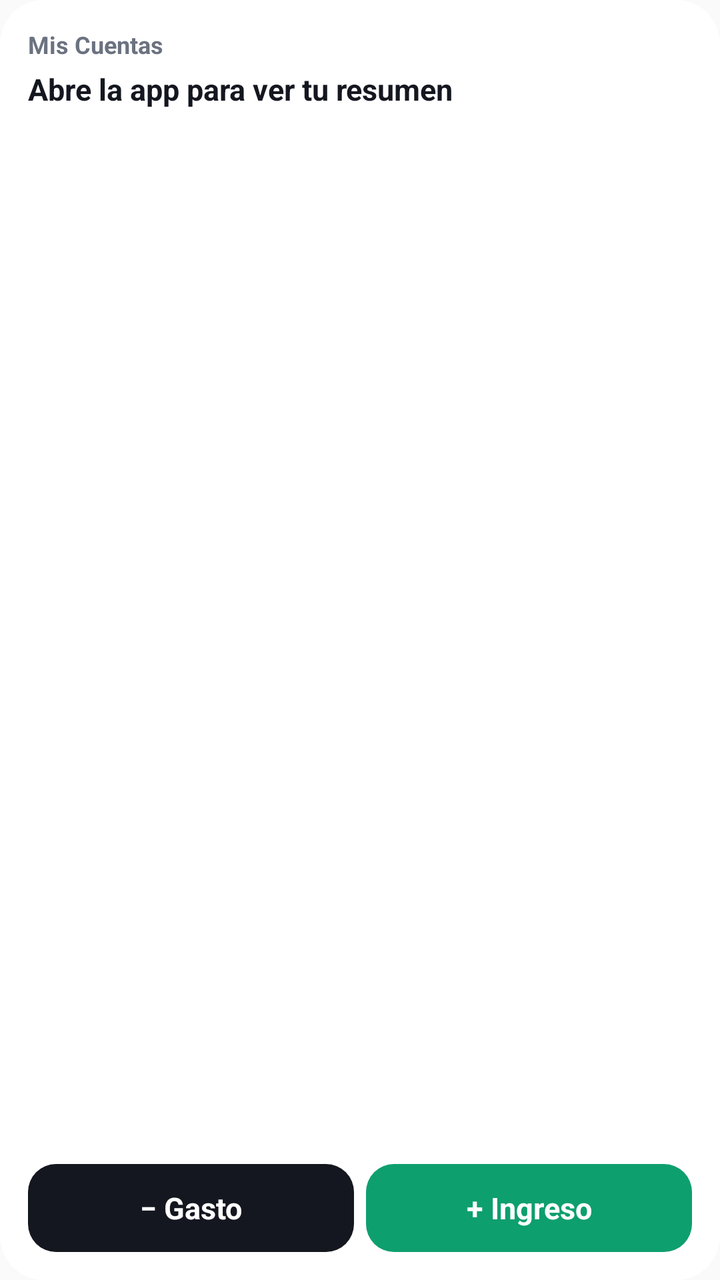
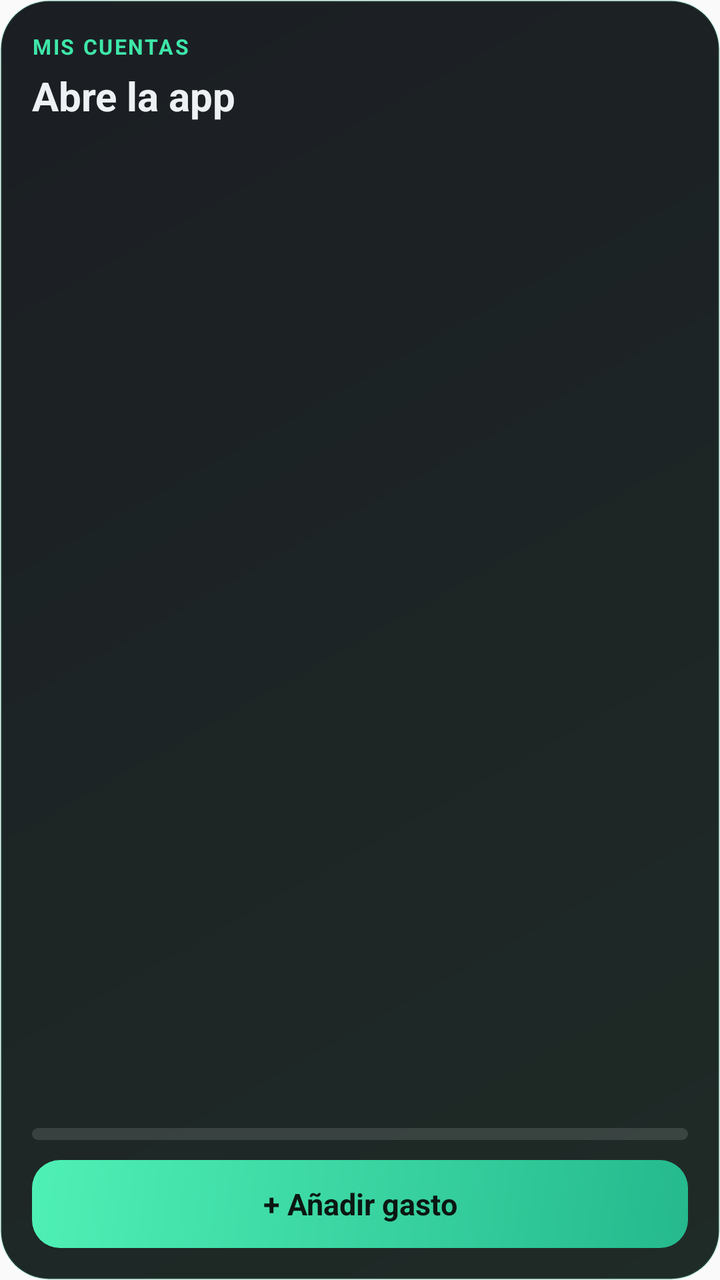

Compare the two renders of this Android layout. The source of the first and the diff that turns it into the second are given below.
<!-- AndroidManifest.xml: application theme AppTheme -->
<!-- res/layout/widget_quick.xml -->
<?xml version="1.0" encoding="utf-8"?>
<LinearLayout xmlns:android="http://schemas.android.com/apk/res/android"
    android:layout_width="match_parent"
    android:layout_height="match_parent"
    android:orientation="vertical"
    android:padding="14dp"
    android:background="@drawable/widget_bg">

    <TextView
        android:id="@+id/widget_title"
        android:layout_width="match_parent"
        android:layout_height="wrap_content"
        android:text="Mis Cuentas"
        android:textColor="#6B7280"
        android:textSize="12sp"
        android:textStyle="bold" />

    <TextView
        android:id="@+id/widget_summary"
        android:layout_width="match_parent"
        android:layout_height="0dp"
        android:layout_weight="1"
        android:layout_marginTop="4dp"
        android:text="Abre la app para ver tu resumen"
        android:textColor="#14171F"
        android:textSize="15sp"
        android:textStyle="bold"
        android:maxLines="3"
        android:ellipsize="end" />

    <LinearLayout
        android:layout_width="match_parent"
        android:layout_height="44dp"
        android:layout_marginTop="8dp"
        android:orientation="horizontal">

        <TextView
            android:id="@+id/widget_exp"
            android:layout_width="0dp"
            android:layout_height="match_parent"
            android:layout_weight="1"
            android:layout_marginEnd="6dp"
            android:gravity="center"
            android:text="− Gasto"
            android:textColor="#FFFFFF"
            android:textSize="15sp"
            android:textStyle="bold"
            android:background="@drawable/widget_btn_exp" />

        <TextView
            android:id="@+id/widget_inc"
            android:layout_width="0dp"
            android:layout_height="match_parent"
            android:layout_weight="1"
            android:gravity="center"
            android:text="+ Ingreso"
            android:textColor="#FFFFFF"
            android:textSize="15sp"
            android:textStyle="bold"
            android:background="@drawable/widget_btn_inc" />
    </LinearLayout>
</LinearLayout>
<!-- resources referenced by this layout -->
<resources>
  <!-- drawable widget_bg (drawable) -->
  <?xml version="1.0" encoding="utf-8"?>
  <shape xmlns:android="http://schemas.android.com/apk/res/android" android:shape="rectangle">
      <solid android:color="#FFFFFFFF" />
      <corners android:radius="22dp" />
  </shape>
  <!-- drawable widget_btn_exp (drawable) -->
  <?xml version="1.0" encoding="utf-8"?>
  <shape xmlns:android="http://schemas.android.com/apk/res/android" android:shape="rectangle">
      <solid android:color="#FF14171F" />
      <corners android:radius="14dp" />
  </shape>
  <!-- drawable widget_btn_inc (drawable) -->
  <?xml version="1.0" encoding="utf-8"?>
  <shape xmlns:android="http://schemas.android.com/apk/res/android" android:shape="rectangle">
      <solid android:color="#FF0E9F6E" />
      <corners android:radius="14dp" />
  </shape>
  <style name="AppTheme" parent="Theme.AppCompat.Light.DarkActionBar">
          
          <item name="colorPrimary">@color/colorPrimary</item>
          <item name="colorPrimaryDark">@color/colorPrimaryDark</item>
          <item name="colorAccent">@color/colorAccent</item>
      </style>
</resources>

<!-- the commit's change to res/layout/widget_quick.xml (unified diff, before → after) -->
@@ -1,62 +1,48 @@
 <?xml version="1.0" encoding="utf-8"?>
 <LinearLayout xmlns:android="http://schemas.android.com/apk/res/android"
+    android:id="@+id/w_root"
     android:layout_width="match_parent"
     android:layout_height="match_parent"
     android:orientation="vertical"
-    android:padding="14dp"
+    android:padding="16dp"
     android:background="@drawable/widget_bg">
-
-    <TextView
-        android:id="@+id/widget_title"
-        android:layout_width="match_parent"
-        android:layout_height="wrap_content"
-        android:text="Mis Cuentas"
-        android:textColor="#6B7280"
-        android:textSize="12sp"
-        android:textStyle="bold" />
-
-    <TextView
-        android:id="@+id/widget_summary"
-        android:layout_width="match_parent"
-        android:layout_height="0dp"
-        android:layout_weight="1"
-        android:layout_marginTop="4dp"
-        android:text="Abre la app para ver tu resumen"
-        android:textColor="#14171F"
-        android:textSize="15sp"
-        android:textStyle="bold"
-        android:maxLines="3"
-        android:ellipsize="end" />
-
-    <LinearLayout
-        android:layout_width="match_parent"
-        android:layout_height="44dp"
-        android:layout_marginTop="8dp"
-        android:orientation="horizontal">
-
-        <TextView
-            android:id="@+id/widget_exp"
-            android:layout_width="0dp"
-            android:layout_height="match_parent"
-            android:layout_weight="1"
-            android:layout_marginEnd="6dp"
-            android:gravity="center"
-            android:text="− Gasto"
-            android:textColor="#FFFFFF"
-            android:textSize="15sp"
-            android:textStyle="bold"
-            android:background="@drawable/widget_btn_exp" />
-
-        <TextView
-            android:id="@+id/widget_inc"
-            android:layout_width="0dp"
-            android:layout_height="match_parent"
-            android:layout_weight="1"
-            android:gravity="center"
-            android:text="+ Ingreso"
-            android:textColor="#FFFFFF"
-            android:textSize="15sp"
-            android:textStyle="bold"
-            android:background="@drawable/widget_btn_inc" />
+    <TextView android:layout_width="match_parent" android:layout_height="wrap_content"
+        android:text="MIS CUENTAS" android:textColor="#3EE6A8" android:textSize="10.5sp" android:textStyle="bold" android:letterSpacing="0.08" />
+    <TextView android:id="@+id/w_main" android:layout_width="match_parent" android:layout_height="wrap_content"
+        android:layout_marginTop="4dp" android:text="Abre la app" android:textColor="#EEF1F4" android:textSize="20sp" android:textStyle="bold"
+        android:maxLines="1" android:ellipsize="end" />
+    <TextView android:id="@+id/w_sub" android:layout_width="match_parent" android:layout_height="0dp" android:layout_weight="1"
+        android:layout_marginTop="2dp" android:textColor="#8B93A1" android:textSize="12.5sp" android:maxLines="2" android:ellipsize="end" />
+    <LinearLayout android:layout_width="match_parent" android:layout_height="wrap_content" android:orientation="vertical" android:layout_marginTop="6dp" android:layout_marginBottom="10dp">
+        <ProgressBar
+            android:id="@+id/w_bar_ok"
+            style="?android:attr/progressBarStyleHorizontal"
+            android:layout_width="match_parent"
+            android:layout_height="6dp"
+            android:max="100"
+            android:progress="0"
+            android:visibility="visible"
+            android:progressDrawable="@drawable/prog_ok" />
+        <ProgressBar
+            android:id="@+id/w_bar_warn"
+            style="?android:attr/progressBarStyleHorizontal"
+            android:layout_width="match_parent"
+            android:layout_height="6dp"
+            android:max="100"
+            android:progress="0"
+            android:visibility="gone"
+            android:progressDrawable="@drawable/prog_warn" />
+        <ProgressBar
+            android:id="@+id/w_bar_bad"
+            style="?android:attr/progressBarStyleHorizontal"
+            android:layout_width="match_parent"
+            android:layout_height="6dp"
+            android:max="100"
+            android:progress="0"
+            android:visibility="gone"
+            android:progressDrawable="@drawable/prog_bad" />
     </LinearLayout>
+    <TextView android:id="@+id/w_add" android:layout_width="match_parent" android:layout_height="44dp"
+        android:gravity="center" android:text="+ Añadir gasto" android:textColor="#0B1712" android:textSize="15sp" android:textStyle="bold"
+        android:background="@drawable/widget_btn_exp" />
 </LinearLayout>
<!-- resource entries referenced after the edit -->
@@ -1,21 +1,46 @@
 <!-- resources referenced by this layout -->
 <resources>
+  <!-- drawable prog_bad (drawable) -->
+  <?xml version="1.0" encoding="utf-8"?>
+  <layer-list xmlns:android="http://schemas.android.com/apk/res/android">
+      <item android:id="@android:id/background">
+          <shape android:shape="rectangle"><corners android:radius="99dp" /><solid android:color="#1FFFFFFF" /></shape>
+      </item>
+      <item android:id="@android:id/progress">
+          <clip><shape android:shape="rectangle"><corners android:radius="99dp" /><solid android:color="#FFFF6B6B" /></shape></clip>
+      </item>
+  </layer-list>
+  <!-- drawable prog_ok (drawable) -->
+  <?xml version="1.0" encoding="utf-8"?>
+  <layer-list xmlns:android="http://schemas.android.com/apk/res/android">
+      <item android:id="@android:id/background">
+          <shape android:shape="rectangle"><corners android:radius="99dp" /><solid android:color="#1FFFFFFF" /></shape>
+      </item>
+      <item android:id="@android:id/progress">
+          <clip><shape android:shape="rectangle"><corners android:radius="99dp" /><solid android:color="#FF3EE6A8" /></shape></clip>
+      </item>
+  </layer-list>
+  <!-- drawable prog_warn (drawable) -->
+  <?xml version="1.0" encoding="utf-8"?>
+  <layer-list xmlns:android="http://schemas.android.com/apk/res/android">
+      <item android:id="@android:id/background">
+          <shape android:shape="rectangle"><corners android:radius="99dp" /><solid android:color="#1FFFFFFF" /></shape>
+      </item>
+      <item android:id="@android:id/progress">
+          <clip><shape android:shape="rectangle"><corners android:radius="99dp" /><solid android:color="#FFFFB648" /></shape></clip>
+      </item>
+  </layer-list>
   <!-- drawable widget_bg (drawable) -->
   <?xml version="1.0" encoding="utf-8"?>
   <shape xmlns:android="http://schemas.android.com/apk/res/android" android:shape="rectangle">
-      <solid android:color="#FFFFFFFF" />
-      <corners android:radius="22dp" />
+      <gradient android:angle="315" android:startColor="#FF1B1E23" android:endColor="#FF1F2B27" />
+      <corners android:radius="24dp" />
+      <stroke android:width="1dp" android:color="#243EE6A8" />
   </shape>
   <!-- drawable widget_btn_exp (drawable) -->
   <?xml version="1.0" encoding="utf-8"?>
   <shape xmlns:android="http://schemas.android.com/apk/res/android" android:shape="rectangle">
-      <solid android:color="#FF14171F" />
-      <corners android:radius="14dp" />
-  </shape>
-  <!-- drawable widget_btn_inc (drawable) -->
-  <?xml version="1.0" encoding="utf-8"?>
-  <shape xmlns:android="http://schemas.android.com/apk/res/android" android:shape="rectangle">
-      <solid android:color="#FF0E9F6E" />
+      <gradient android:angle="315" android:startColor="#FF4FF0B6" android:endColor="#FF25B98D" />
       <corners android:radius="14dp" />
   </shape>
   <style name="AppTheme" parent="Theme.AppCompat.Light.DarkActionBar">
